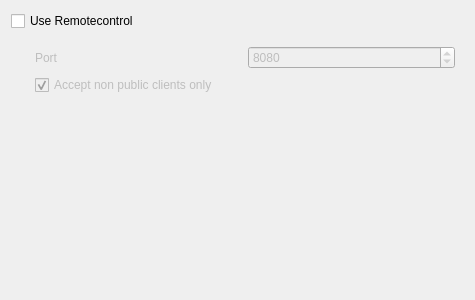
Qt form src/ui/networkremotesettingspage.ui (clementine-player/Clementine) before a commit.
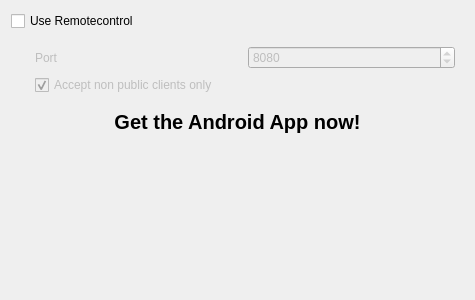
The same form after that commit.

Commit message: - Display a qr code in the remote control settings to download the android app - Transfer the current track position to clients

What changed in the file:
```diff
--- a/src/ui/networkremotesettingspage.ui
+++ b/src/ui/networkremotesettingspage.ui
@@ -86,6 +86,33 @@
      </layout>
     </widget>
    </item>
+   <item>
+    <widget class="QLabel" name="label">
+     <property name="font">
+      <font>
+       <pointsize>15</pointsize>
+       <weight>75</weight>
+       <bold>true</bold>
+      </font>
+     </property>
+     <property name="text">
+      <string>Get the Android App now!</string>
+     </property>
+     <property name="alignment">
+      <set>Qt::AlignCenter</set>
+     </property>
+    </widget>
+   </item>
+   <item>
+    <widget class="QLabel" name="android_app_qr">
+     <property name="text">
+      <string/>
+     </property>
+     <property name="alignment">
+      <set>Qt::AlignCenter</set>
+     </property>
+    </widget>
+   </item>
    <item>
     <spacer name="verticalSpacer_5">
      <property name="orientation">
```
The commit also changes 8 other files.
